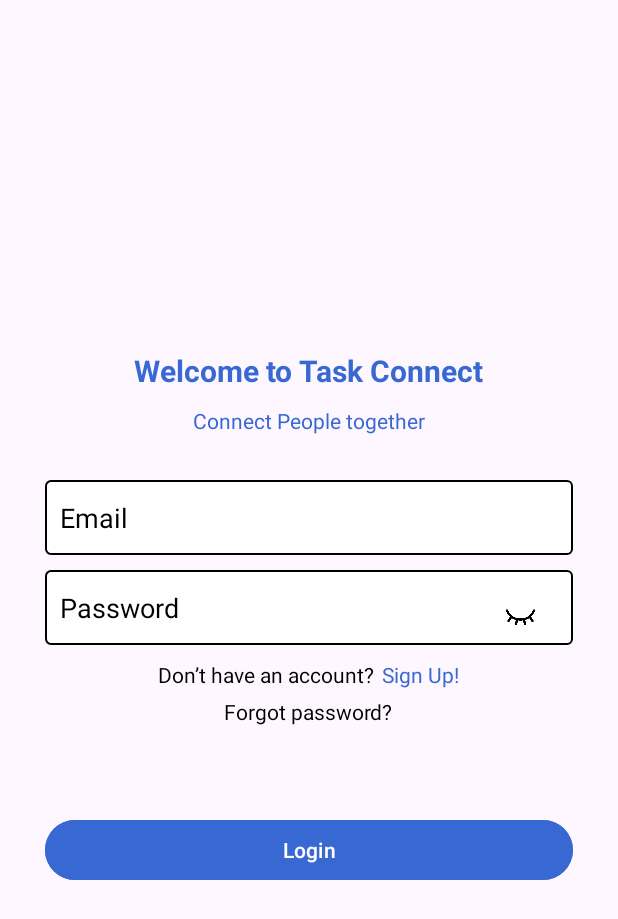
After one commit to Kesh-29/task_connect_app, an Android app: the LoginPage screen opened directly, with no data from a screen before it, on a phone screen of 412 x 824 dp. The commit adds this screen. Shown: the top 919 px of the screen. Run offline under Robolectric (Android 15) with nearby library versions, the phone set to English and light mode, and no system bars.

Commit message:
Initial commit

```diff
--- a/app/src/main/AndroidManifest.xml
+++ b/app/src/main/AndroidManifest.xml
@@ -13,6 +13,9 @@
         android:theme="@style/Theme.Taskconnectapp"
         tools:targetApi="31">
         <activity
+            android:name=".LoginPage"
+            android:exported="false" />
+        <activity
             android:name=".MainActivity"
             android:exported="true">
             <intent-filter>
--- /dev/null
+++ b/app/src/main/java/com/example/taskconnectapp/LoginPage.kt
@@ -0,0 +1,20 @@
+package com.example.taskconnectapp
+
+import android.os.Bundle
+import androidx.activity.enableEdgeToEdge
+import androidx.appcompat.app.AppCompatActivity
+import androidx.core.view.ViewCompat
+import androidx.core.view.WindowInsetsCompat
+
+class LoginPage : AppCompatActivity() {
+    override fun onCreate(savedInstanceState: Bundle?) {
+        super.onCreate(savedInstanceState)
+        enableEdgeToEdge()
+        setContentView(R.layout.activity_login_page)
+        ViewCompat.setOnApplyWindowInsetsListener(findViewById(R.id.main)) { v, insets ->
+            val systemBars = insets.getInsets(WindowInsetsCompat.Type.systemBars())
+            v.setPadding(systemBars.left, systemBars.top, systemBars.right, systemBars.bottom)
+            insets
+        }
+    }
+}
--- /dev/null
+++ b/app/src/main/res/drawable/custom_edittext.xml
@@ -0,0 +1,13 @@
+<?xml version="1.0" encoding="utf-8"?>
+<shape xmlns:android="http://schemas.android.com/apk/res/android">
+
+
+    <solid android:color="@color/white" />
+
+    <stroke
+        android:width="1dp"
+        android:color="@color/black" />
+
+    <corners android:radius="3dp"/>
+
+</shape>
--- /dev/null
+++ b/app/src/main/res/layout/activity_login_page.xml
@@ -0,0 +1,143 @@
+<?xml version="1.0" encoding="utf-8"?>
+<androidx.constraintlayout.widget.ConstraintLayout xmlns:android="http://schemas.android.com/apk/res/android"
+    xmlns:app="http://schemas.android.com/apk/res-auto"
+    xmlns:tools="http://schemas.android.com/tools"
+    android:id="@+id/main"
+    android:layout_width="match_parent"
+    android:layout_height="match_parent"
+    tools:context=".LoginPage">
+
+    <LinearLayout
+        android:layout_width="match_parent"
+        android:layout_height="wrap_content"
+        android:orientation="vertical"
+        android:gravity="center"
+        android:layout_marginStart="30dp"
+        android:layout_marginEnd="30dp"
+        app:layout_constraintStart_toStartOf="parent"
+        app:layout_constraintEnd_toStartOf="parent"
+        app:layout_constraintTop_toTopOf="parent"
+        app:layout_constraintBottom_toBottomOf="parent">
+
+
+        <TextView
+            android:id="@+id/tv_welcome"
+            android:layout_width="wrap_content"
+            android:layout_height="wrap_content"
+            android:layout_marginBottom="10dp"
+            android:text="@string/welcome_to_task_connect"
+            android:textColor="@color/blue"
+            android:textSize="20sp"
+            android:textStyle="bold" />
+
+        <TextView
+            android:id="@+id/tv_subtext"
+            android:layout_width="wrap_content"
+            android:layout_height="wrap_content"
+            android:text="@string/connect_people_together"
+            android:textSize="14sp"
+            android:textColor="@color/blue"
+            android:layout_marginBottom="30dp"
+            />
+
+        <EditText
+            android:id="@+id/emailEditText"
+            android:layout_width="match_parent"
+            android:layout_height="50dp"
+            android:hint="@string/email"
+            android:paddingStart="10dp"
+            android:textColor="#FF000000"
+            android:textColorHint="@color/black"
+            android:inputType="textEmailAddress"
+            android:background="@drawable/custom_edittext"
+            android:autofillHints="emailAddress"
+            tools:ignore="RtlSymmetry,VisualLintTextFieldSize" />
+
+        <LinearLayout
+            android:layout_width="match_parent"
+            android:layout_height="50dp"
+            android:orientation="horizontal"
+            android:layout_gravity="center"
+            android:background="@drawable/custom_edittext"
+            android:layout_marginTop="10dp"
+            android:paddingEnd="10dp"
+            android:paddingStart="10dp"
+            >
+
+            <EditText
+                android:id="@+id/passwordEditText"
+                android:layout_width="0dp"
+                android:layout_height="match_parent"
+                android:layout_weight="1"
+                android:hint="@string/password"
+                android:textColorHint="#FF000000"
+                android:inputType="textPassword"
+                android:background="@color/transparent"
+                android:autofillHints="password"
+                tools:ignore="VisualLintTextFieldSize" />
+
+            <ImageView
+                android:id="@+id/password_toggle"
+                android:layout_width="50dp"
+                android:layout_height="40dp"
+                android:padding="8dp"
+                android:src="@drawable/ic_visibility_off"
+                android:layout_marginTop="10dp"
+                android:contentDescription="@string/toggle_password"/>
+
+
+        </LinearLayout>
+        <LinearLayout
+            android:layout_width="match_parent"
+            android:layout_height="wrap_content"
+            android:orientation="horizontal"
+            android:gravity="center">
+
+            <TextView
+                android:id="@+id/txt"
+                android:layout_width="wrap_content"
+                android:layout_height="wrap_content"
+                android:text="@string/don_t_have_an_account"
+                android:textColor="#FF000000"
+                android:paddingTop="10dp"/>
+
+            <TextView
+                android:id="@+id/tvSignUp"
+                android:layout_width="wrap_content"
+                android:layout_height="wrap_content"
+                android:layout_marginStart="5dp"
+                android:clickable="true"
+                android:focusable="true"
+                android:paddingTop="10dp"
+                android:text="@string/sign_up"
+                android:textColor="@color/blue"
+                tools:ignore="TouchTargetSizeCheck" />
+
+
+
+        </LinearLayout>
+
+        <TextView
+            android:id="@+id/tvForgotPassword"
+            android:layout_width="wrap_content"
+            android:layout_height="wrap_content"
+            android:clickable="true"
+            android:focusable="true"
+            android:minHeight="48dp"
+            android:layout_marginTop="5dp"
+            android:text="@string/forgot_password"
+            android:textColor="@color/black" />
+
+        <Button
+            android:id="@+id/loginButton"
+            android:layout_width="match_parent"
+            android:layout_height="wrap_content"
+            android:layout_marginTop="30dp"
+            android:backgroundTint="@color/blue"
+            android:text="@string/login"
+            android:textColor="@android:color/white"
+            tools:ignore="VisualLintButtonSize" />
+
+    </LinearLayout>
+
+</androidx.constraintlayout.widget.ConstraintLayout>
--- a/app/src/main/res/values/colors.xml
+++ b/app/src/main/res/values/colors.xml
@@ -2,4 +2,6 @@
 <resources>
     <color name="black">#FF000000</color>
     <color name="white">#FFFFFFFF</color>
+    <color name="blue">#3869D3</color>
+    <color name="transparent">#00000000</color>
 </resources>
--- a/app/src/main/res/values/strings.xml
+++ b/app/src/main/res/values/strings.xml
@@ -1,3 +1,12 @@
 <resources>
     <string name="app_name">taskconnectapp</string>
+    <string name="welcome_to_task_connect">Welcome to Task Connect</string>
+    <string name="connect_people_together">Connect People together</string>
+    <string name="email">Email</string>
+    <string name="password">Password</string>
+    <string name="toggle_password">toggle_password</string>
+    <string name="don_t_have_an_account">Don’t have an account?</string>
+    <string name="sign_up">Sign Up!</string>
+    <string name="forgot_password">Forgot password?</string>
+    <string name="login">Login</string>
 </resources>
```
Also changed, not shown: app/src/main/res/drawable/ic_visibility_off.png (added).
